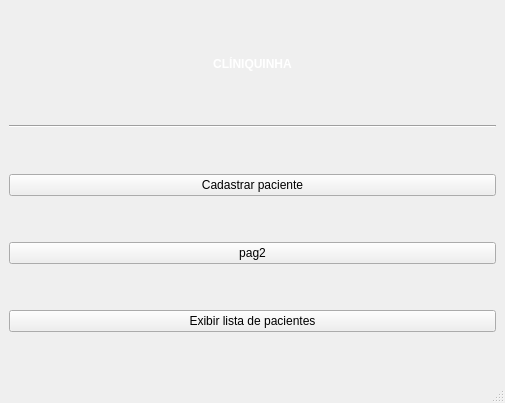
Above: clinica_cpp/mainwindow.ui from juander/Projeto_CPP before the change. Below: the same form after it.
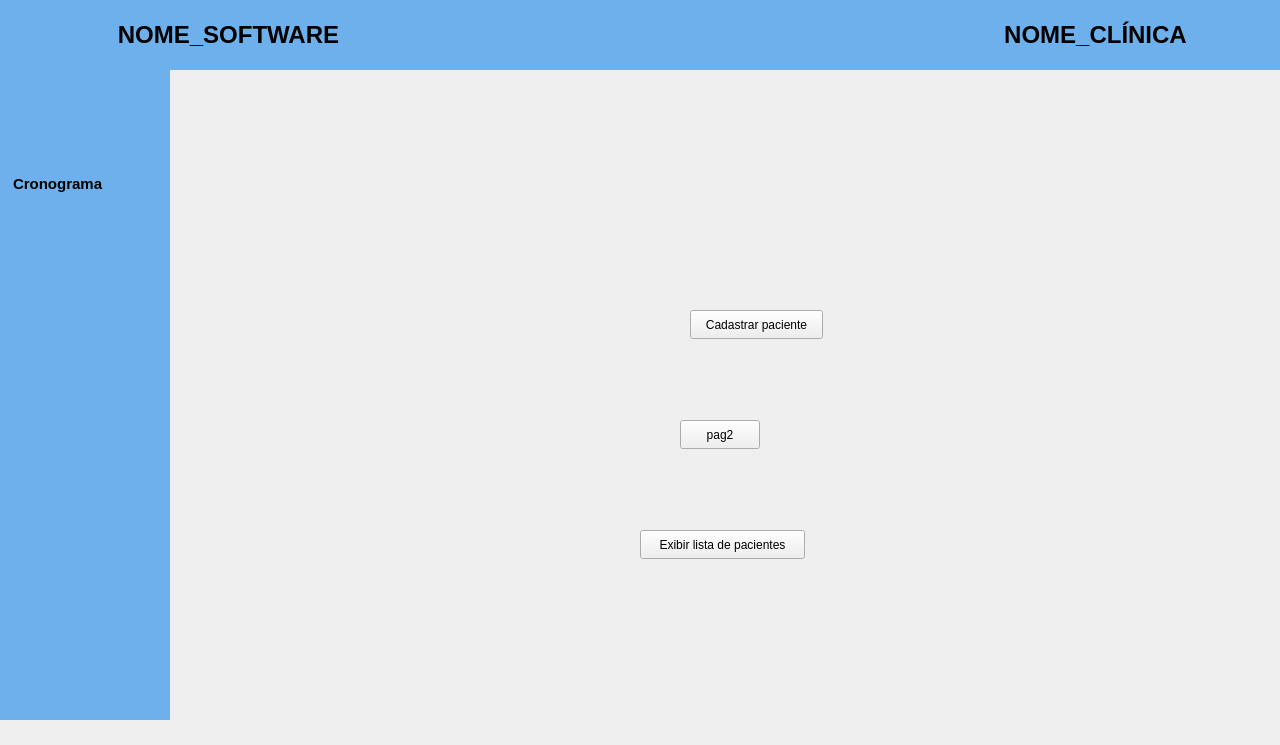
That is the form after the change.

What changed in the file:
```diff
--- a/clinica_cpp/mainwindow.ui
+++ b/clinica_cpp/mainwindow.ui
@@ -2,65 +2,191 @@
 <ui version="4.0">
  <class>MainWindow</class>
  <widget class="QMainWindow" name="MainWindow">
+  <property name="enabled">
+   <bool>true</bool>
+  </property>
   <property name="geometry">
    <rect>
     <x>0</x>
     <y>0</y>
-    <width>505</width>
-    <height>403</height>
+    <width>1280</width>
+    <height>745</height>
    </rect>
   </property>
+  <property name="minimumSize">
+   <size>
+    <width>1280</width>
+    <height>720</height>
+   </size>
+  </property>
   <property name="windowTitle">
    <string>MainWindow</string>
   </property>
   <widget class="QWidget" name="centralwidget">
-   <layout class="QVBoxLayout" name="verticalLayout">
-    <item>
-     <widget class="QLabel" name="label">
-      <property name="maximumSize">
-       <size>
-        <width>16777215</width>
-        <height>30</height>
-       </size>
-      </property>
-      <property name="styleSheet">
-       <string notr="true">font: 16pt &quot;Arial&quot;;
+   <widget class="QPushButton" name="btnCadastrar">
+    <property name="geometry">
+     <rect>
+      <x>690</x>
+      <y>310</y>
+      <width>133</width>
+      <height>29</height>
+     </rect>
+    </property>
+    <property name="text">
+     <string>Cadastrar paciente</string>
+    </property>
+   </widget>
+   <widget class="QPushButton" name="pushButton">
+    <property name="geometry">
+     <rect>
+      <x>680</x>
+      <y>420</y>
+      <width>80</width>
+      <height>29</height>
+     </rect>
+    </property>
+    <property name="text">
+     <string>pag2</string>
+    </property>
+   </widget>
+   <widget class="QPushButton" name="btnExibir">
+    <property name="geometry">
+     <rect>
+      <x>640</x>
+      <y>530</y>
+      <width>165</width>
+      <height>29</height>
+     </rect>
+    </property>
+    <property name="text">
+     <string>Exibir lista de pacientes</string>
+    </property>
+   </widget>
+   <widget class="QFrame" name="frame">
+    <property name="enabled">
+     <bool>true</bool>
+    </property>
+    <property name="geometry">
+     <rect>
+      <x>0</x>
+      <y>0</y>
+      <width>1280</width>
+      <height>70</height>
+     </rect>
+    </property>
+    <property name="autoFillBackground">
+     <bool>false</bool>
+    </property>
+    <property name="styleSheet">
+     <string notr="true">background-color:rgb(109, 176, 236)</string>
+    </property>
+    <property name="frameShape">
+     <enum>QFrame::Shape::NoFrame</enum>
+    </property>
+    <property name="frameShadow">
+     <enum>QFrame::Shadow::Raised</enum>
+    </property>
+    <widget class="QLabel" name="label">
+     <property name="geometry">
+      <rect>
+       <x>85</x>
+       <y>17</y>
+       <width>287</width>
+       <height>36</height>
+      </rect>
+     </property>
+     <property name="font">
+      <font>
+       <family>Arial</family>
+       <pointsize>16</pointsize>
+       <italic>false</italic>
+       <bold>false</bold>
+      </font>
+     </property>
+     <property name="styleSheet">
+      <string notr="true">font: 16pt &quot;Arial&quot;;
 color: rgb(255, 255, 255);</string>
-      </property>
-      <property name="text">
-       <string>&lt;html&gt;&lt;head/&gt;&lt;body&gt;&lt;p align=&quot;center&quot;&gt;&lt;span style=&quot; font-weight:700;&quot;&gt;CLÍNIQUINHA&lt;/span&gt;&lt;/p&gt;&lt;/body&gt;&lt;/html&gt;</string>
-      </property>
-     </widget>
-    </item>
-    <item>
-     <widget class="Line" name="line">
-      <property name="orientation">
-       <enum>Qt::Orientation::Horizontal</enum>
-      </property>
-     </widget>
-    </item>
-    <item>
-     <widget class="QPushButton" name="btnCadastrar">
-      <property name="text">
-       <string>Cadastrar paciente</string>
-      </property>
-     </widget>
-    </item>
-    <item>
-     <widget class="QPushButton" name="pushButton">
-      <property name="text">
-       <string>pag2</string>
-      </property>
-     </widget>
-    </item>
-    <item>
-     <widget class="QPushButton" name="btnExibir">
-      <property name="text">
-       <string>Exibir lista de pacientes</string>
-      </property>
-     </widget>
-    </item>
-   </layout>
+     </property>
+     <property name="text">
+      <string>&lt;html&gt;&lt;head/&gt;&lt;body&gt;&lt;p align=&quot;center&quot;&gt;&lt;span style=&quot; font-size:18pt; font-weight:700; color:#000000;&quot;&gt;NOME_SOFTWARE&lt;/span&gt;&lt;/p&gt;&lt;/body&gt;&lt;/html&gt;</string>
+     </property>
+    </widget>
+    <widget class="QLabel" name="label_2">
+     <property name="geometry">
+      <rect>
+       <x>952</x>
+       <y>17</y>
+       <width>287</width>
+       <height>36</height>
+      </rect>
+     </property>
+     <property name="font">
+      <font>
+       <family>Arial</family>
+       <pointsize>16</pointsize>
+       <italic>false</italic>
+       <bold>false</bold>
+      </font>
+     </property>
+     <property name="styleSheet">
+      <string notr="true">font: 16pt &quot;Arial&quot;;
+color: rgb(255, 255, 255);</string>
+     </property>
+     <property name="text">
+      <string>&lt;html&gt;&lt;head/&gt;&lt;body&gt;&lt;p align=&quot;center&quot;&gt;&lt;span style=&quot; font-size:18pt; font-weight:700; color:#000000;&quot;&gt;NOME_CLÍNICA&lt;/span&gt;&lt;/p&gt;&lt;/body&gt;&lt;/html&gt;</string>
+     </property>
+    </widget>
+   </widget>
+   <widget class="QFrame" name="frame_2">
+    <property name="enabled">
+     <bool>true</bool>
+    </property>
+    <property name="geometry">
+     <rect>
+      <x>0</x>
+      <y>70</y>
+      <width>170</width>
+      <height>650</height>
+     </rect>
+    </property>
+    <property name="autoFillBackground">
+     <bool>false</bool>
+    </property>
+    <property name="styleSheet">
+     <string notr="true">background-color:rgb(109, 176, 236)</string>
+    </property>
+    <property name="frameShape">
+     <enum>QFrame::Shape::NoFrame</enum>
+    </property>
+    <property name="frameShadow">
+     <enum>QFrame::Shadow::Raised</enum>
+    </property>
+    <widget class="QLabel" name="label_3">
+     <property name="geometry">
+      <rect>
+       <x>13</x>
+       <y>103</y>
+       <width>107</width>
+       <height>23</height>
+      </rect>
+     </property>
+     <property name="font">
+      <font>
+       <family>Arial</family>
+       <pointsize>10</pointsize>
+       <bold>true</bold>
+      </font>
+     </property>
+     <property name="text">
+      <string>&lt;html&gt;&lt;head/&gt;&lt;body&gt;&lt;p&gt;&lt;span style=&quot; font-size:11pt; color:#000000;&quot;&gt;Cronograma&lt;/span&gt;&lt;/p&gt;&lt;/body&gt;&lt;/html&gt;</string>
+     </property>
+    </widget>
+   </widget>
+   <zorder>frame_2</zorder>
+   <zorder>btnCadastrar</zorder>
+   <zorder>pushButton</zorder>
+   <zorder>btnExibir</zorder>
+   <zorder>frame</zorder>
   </widget>
   <widget class="QMenuBar" name="menubar">
    <property name="geometry">
@@ -72,7 +198,6 @@
     </rect>
    </property>
   </widget>
-  <widget class="QStatusBar" name="statusbar"/>
  </widget>
  <resources/>
  <connections/>
```
Left out of the diff: 2 changed lines with no effect on the pictures.
